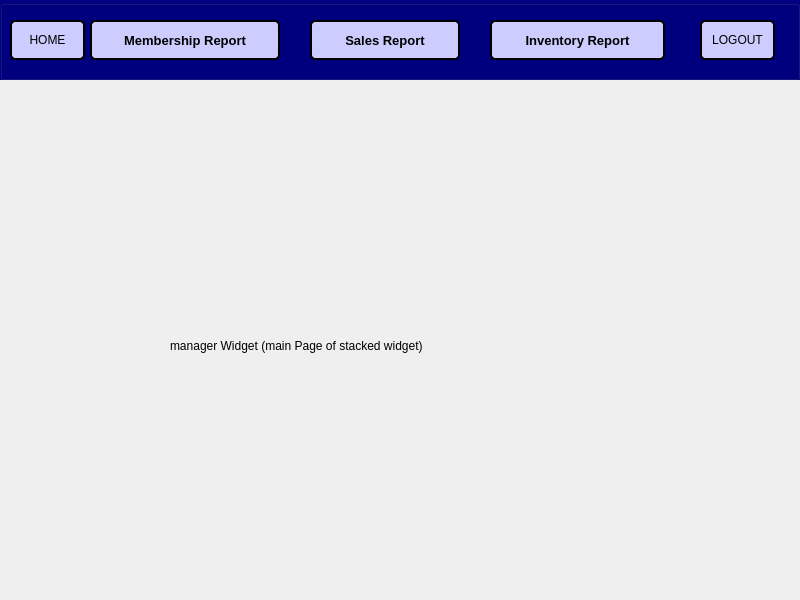
The window that BulkClub/manager.ui (JShinozuka/Project2) describes before a commit, drawn with Qt 5.
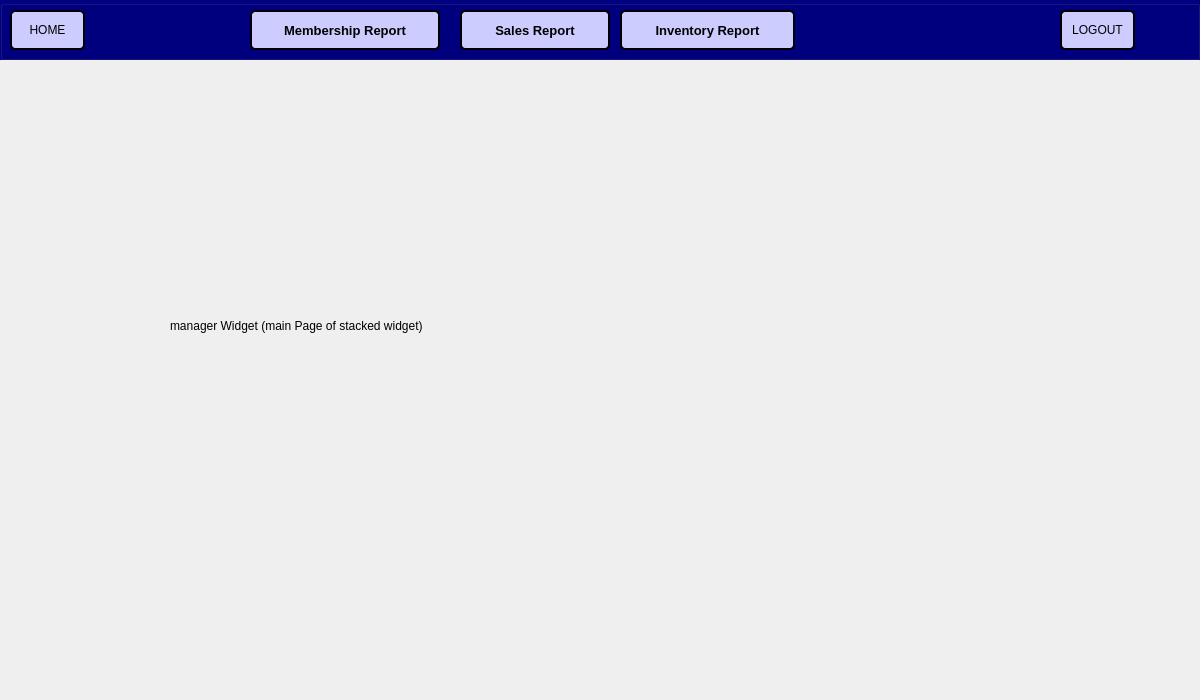
The same window after the commit.

Commit message: Changed window sizes

```diff
--- a/BulkClub/manager.ui
+++ b/BulkClub/manager.ui
@@ -6,8 +6,8 @@
    <rect>
     <x>0</x>
     <y>0</y>
-    <width>800</width>
-    <height>600</height>
+    <width>1200</width>
+    <height>700</height>
    </rect>
   </property>
   <property name="sizePolicy">
@@ -18,14 +18,14 @@
   </property>
   <property name="minimumSize">
    <size>
-    <width>800</width>
-    <height>600</height>
+    <width>1200</width>
+    <height>700</height>
    </size>
   </property>
   <property name="maximumSize">
    <size>
-    <width>800</width>
-    <height>600</height>
+    <width>1200</width>
+    <height>700</height>
    </size>
   </property>
   <property name="windowTitle">
@@ -36,8 +36,8 @@
     <rect>
      <x>0</x>
      <y>0</y>
-     <width>800</width>
-     <height>80</height>
+     <width>1200</width>
+     <height>60</height>
     </rect>
    </property>
    <property name="styleSheet">
@@ -49,8 +49,8 @@
    <widget class="QPushButton" name="membershipButton">
     <property name="geometry">
      <rect>
-      <x>90</x>
-      <y>20</y>
+      <x>250</x>
+      <y>10</y>
       <width>190</width>
       <height>40</height>
      </rect>
@@ -82,8 +82,8 @@
    <widget class="QPushButton" name="salesButton">
     <property name="geometry">
      <rect>
-      <x>310</x>
-      <y>20</y>
+      <x>460</x>
+      <y>10</y>
       <width>150</width>
       <height>40</height>
      </rect>
@@ -115,8 +115,8 @@
    <widget class="QPushButton" name="inventoryButton">
     <property name="geometry">
      <rect>
-      <x>490</x>
-      <y>20</y>
+      <x>620</x>
+      <y>10</y>
       <width>175</width>
       <height>40</height>
      </rect>
@@ -148,8 +148,8 @@
    <widget class="QPushButton" name="logoutButton">
     <property name="geometry">
      <rect>
-      <x>700</x>
-      <y>20</y>
+      <x>1060</x>
+      <y>10</y>
       <width>75</width>
       <height>40</height>
      </rect>
@@ -169,7 +169,7 @@
     <property name="geometry">
      <rect>
       <x>10</x>
-      <y>20</y>
+      <y>10</y>
       <width>75</width>
       <height>40</height>
      </rect>
@@ -190,9 +190,9 @@
    <property name="geometry">
     <rect>
      <x>0</x>
-     <y>80</y>
-     <width>800</width>
-     <height>520</height>
+     <y>60</y>
+     <width>1200</width>
+     <height>640</height>
     </rect>
    </property>
    <widget class="QWidget" name="mainPage">
```
The commit also changes 7 other files.
